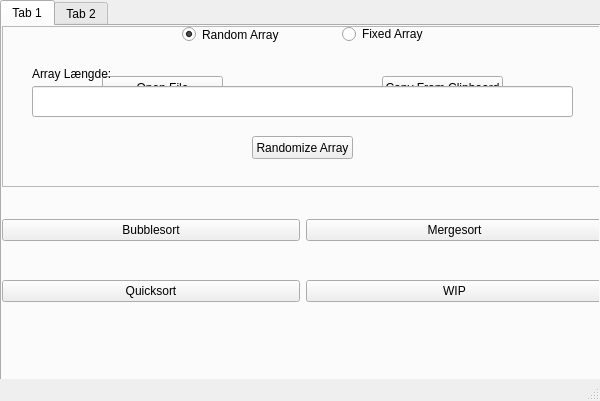
This is gui.ui in Rasmus3650/eksamen as Qt 5 draws it before an edit. The edited form follows.
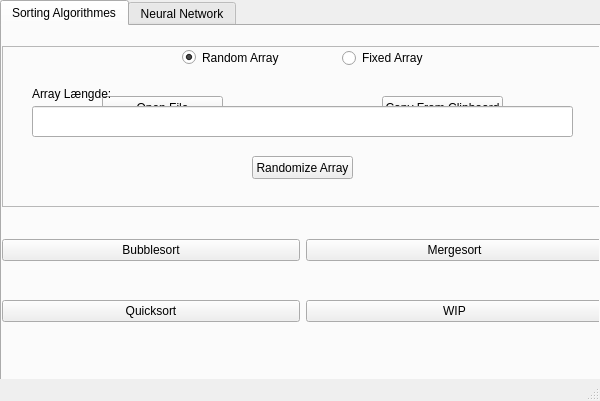
This is the edited form.

Commit message: Cleaned en masse lort

Patch:
```diff
--- a/gui.ui
+++ b/gui.ui
@@ -28,15 +28,15 @@
     </property>
     <widget class="QWidget" name="sorting">
      <attribute name="title">
-      <string>Tab 1</string>
+      <string notr="true">Sorting Algorithmes</string>
      </attribute>
      <widget class="QRadioButton" name="radioRandom">
       <property name="geometry">
        <rect>
         <x>180</x>
-        <y>0</y>
+        <y>21</y>
         <width>111</width>
-        <height>17</height>
+        <height>21</height>
        </rect>
       </property>
       <property name="text">
@@ -53,7 +53,7 @@
       <property name="geometry">
        <rect>
         <x>0</x>
-        <y>0</y>
+        <y>20</y>
         <width>601</width>
         <height>161</height>
        </rect>
@@ -95,9 +95,9 @@
       <property name="geometry">
        <rect>
         <x>340</x>
-        <y>0</y>
+        <y>22</y>
         <width>81</width>
-        <height>16</height>
+        <height>20</height>
        </rect>
       </property>
       <property name="text">
@@ -111,7 +111,7 @@
       <property name="geometry">
        <rect>
         <x>0</x>
-        <y>0</y>
+        <y>20</y>
         <width>601</width>
         <height>161</height>
        </rect>
@@ -168,7 +168,7 @@
       <property name="geometry">
        <rect>
         <x>0</x>
-        <y>140</y>
+        <y>160</y>
         <width>601</width>
         <height>21</height>
        </rect>
@@ -184,7 +184,7 @@
       <property name="geometry">
        <rect>
         <x>0</x>
-        <y>160</y>
+        <y>180</y>
         <width>601</width>
         <height>151</height>
        </rect>
@@ -223,7 +223,7 @@
     </widget>
     <widget class="QWidget" name="tab_2">
      <attribute name="title">
-      <string>Tab 2</string>
+      <string>Neural Network</string>
      </attribute>
     </widget>
    </widget>
```
Left out of the diff: 17 changed lines with no effect on the pictures. The commit also changes 1 other file.
